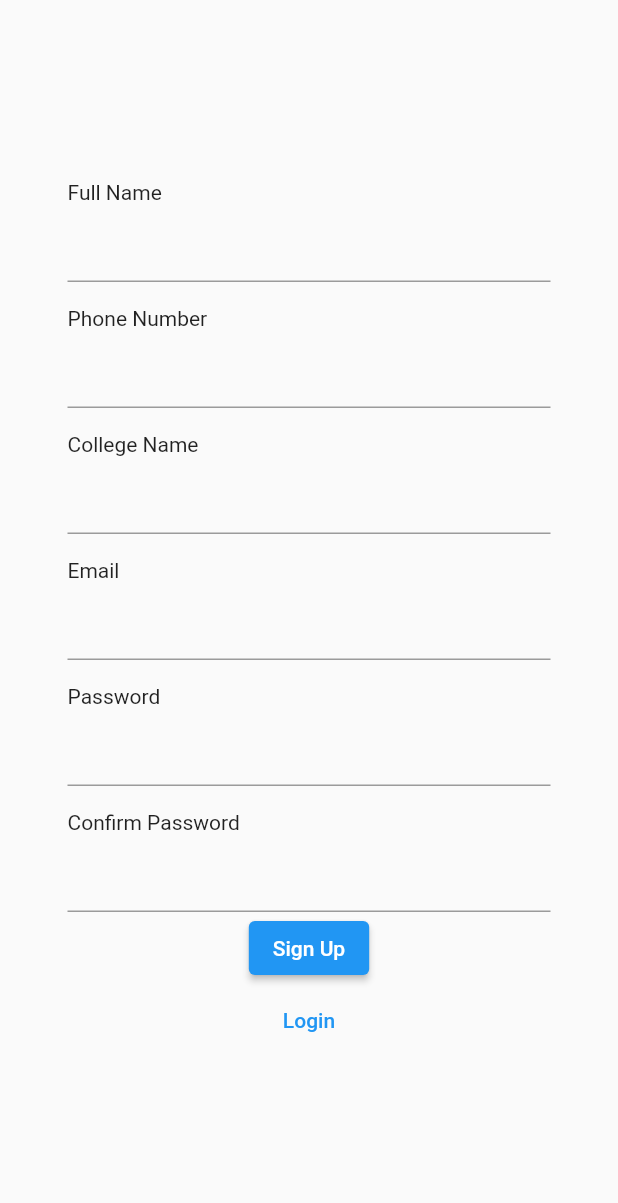
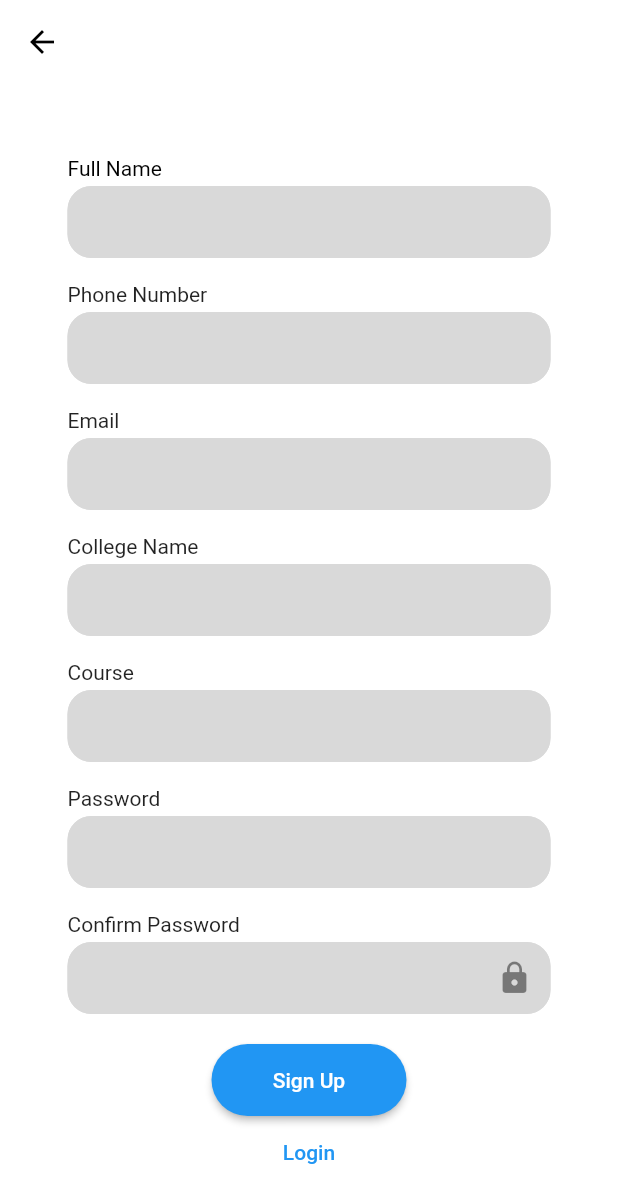
Before and after one commit to Ameen-amn/Attendance-Management, a Flutter app: the screen it shows after launch, after a tap on "Sign Up", on a phone screen of 412 x 824 dp. Shown: the top 1203 px of the screen. Run offline on Flutter 3.47's test engine with Material 2 defaults, Android fonts, the phone set to English and light mode, and no system bars.

Commit message:
textForm

```diff
--- a/attendance/lib/constants.dart
+++ b/attendance/lib/constants.dart
@@ -43,21 +43,18 @@ const ktextFieldDecoration = InputDecoration(
 );
 
 // button Style
-ButtonStyle kButtonStyle =
-    ElevatedButton.styleFrom(fixedSize: const Size(130, 48),
-
-    );
-
-
-
-
-
+ButtonStyle kButtonStyle = ElevatedButton.styleFrom(
+    fixedSize: const Size(130, 48),
+    shape: RoundedRectangleBorder(
+      borderRadius: BorderRadius.circular(30),
+    ));
 
 ButtonStyle kbutton = ButtonStyle(
   fixedSize: MaterialStateProperty.all(
     const Size(130, 42),
   ),
-
 );
 
-//bottom Navigation Bar
+const ktextStyle =  TextStyle(
+  fontSize: 20,
+);
--- a/attendance/lib/main.dart
+++ b/attendance/lib/main.dart
@@ -17,14 +17,23 @@ class MyApp extends StatelessWidget {
     return MaterialApp(
       title: 'Flutter Demo',
       theme: ThemeData(
-        primarySwatch: Colors.blue,
-      ),
+          textTheme: const TextTheme(
+              headline3: TextStyle(
+            color: Colors.black,
+            fontSize: 14,
+          )),
+          scaffoldBackgroundColor: Colors.white,
+          primarySwatch: Colors.blue,
+          iconTheme: const IconThemeData(
+            color: Colors.black,
+            size: 24,
+          )),
       routes: {
         '/': (_) => const LoginScreen(),
-        SignUp.routeName: (_) => const SignUp(),
-        ClassDetails.routeName:(_)=>const ClassDetails(),
-        Subject.routeName:(_)=>const Subject(),
-        HomeScreen.routeName:(_)=>const HomeScreen(),
+        SignUp.routeName: (_) =>  SignUp(),
+        ClassDetails.routeName: (_) => const ClassDetails(),
+        Subject.routeName: (_) => const Subject(),
+        HomeScreen.routeName: (_) => const HomeScreen(),
       },
     );
   }
--- a/attendance/lib/screens/login.dart
+++ b/attendance/lib/screens/login.dart
@@ -12,7 +12,8 @@ class LoginScreen extends StatelessWidget {
   @override
   Widget build(BuildContext context) {
     return Scaffold(
-      body: Padding(
+      body: SafeArea(
+        child: Padding(
           padding: const EdgeInsets.symmetric(horizontal: 45),
           child: Column(
             mainAxisAlignment: MainAxisAlignment.center,
@@ -39,12 +40,18 @@ class LoginScreen extends StatelessWidget {
                 ),
               ),
               Center(
+                  child: Padding(
+                padding: const EdgeInsets.only(
+                  top: 30,
+                  bottom: 20,
+                ),
                 child: ElevatedButton(
-                    style: kbutton,
+                    style: kButtonStyle,
                     onPressed: () {
                       Navigator.of(context).pushNamed(HomeScreen.routeName);
                     },
-                    child: const Text('Login'))),
+                    child: const Text('Login')),
+              )),
               Center(
                 child: TextButton(
                     onPressed: () {
@@ -55,6 +62,7 @@ class LoginScreen extends StatelessWidget {
             ],
           ),
         ),
+      ),
     );
   }
 }
--- a/attendance/lib/screens/signUp.dart
+++ b/attendance/lib/screens/signUp.dart
@@ -1,90 +1,183 @@
-import 'package:attendance/screens/classDetails.dart';
 import 'package:flutter/material.dart';
+import 'package:flutter/services.dart';
 
-class SignUp extends StatelessWidget {
+import '../screens/classDetails.dart';
+import '../constants.dart';
+
+class SignUp extends StatefulWidget {
   static const routeName = '/SignUp';
-  const SignUp({Key? key}) : super(key: key);
+  SignUp({Key? key}) : super(key: key);
+
+  @override
+  State<SignUp> createState() => _SignUpState();
+}
+
+class _SignUpState extends State<SignUp> {
+  final _phoneNoFN = FocusNode();
+
+  final _collegeNameFN = FocusNode();
+
+  final _emailFN = FocusNode();
+
+  final _courseFN = FocusNode();
+
+  final _passwoedFN = FocusNode();
+
+  final _cPasswordFN = FocusNode();
+
+  @override
+  void dispose() {
+    _phoneNoFN.dispose();
+    _collegeNameFN.dispose();
+    _emailFN.dispose();
+    _courseFN.dispose();
+    _passwoedFN.dispose();
+    _cPasswordFN.dispose();
+    super.dispose();
+  }
 
   @override
   Widget build(BuildContext context) {
     return Scaffold(
-      body: Padding(
+      appBar: AppBar(
+        elevation: 0,
+        iconTheme: Theme.of(context).iconTheme,
+        backgroundColor: Theme.of(context).scaffoldBackgroundColor,
+      ),
+      body: SafeArea(
+        child: Padding(
           padding: const EdgeInsets.symmetric(
             horizontal: 45,
           ),
           child: Center(
+            child: Form(
               child: SingleChildScrollView(
                 child: Column(
                   crossAxisAlignment: CrossAxisAlignment.start,
                   mainAxisAlignment: MainAxisAlignment.center,
                   children: [
-                const Padding(
-                  padding: EdgeInsets.only(bottom: 4),
-                  child: Text('Full Name'),
+                    Padding(
+                      padding: const EdgeInsets.only(
+                        bottom: 4,
+                        top: 16,
                       ),
-                const TextField(
-                  decoration: InputDecoration(),
-                  style: TextStyle(
-                    fontSize: 20,
+                      child: Text(
+                        'Full Name',
+                        style: Theme.of(context).textTheme.headline3,
                       ),
+                    ),
+                    TextFormField(
+                      decoration: ktextFieldDecoration,
+                      style: ktextStyle,
+                      textInputAction: TextInputAction.next,
+                      onFieldSubmitted: (_) {
+                        FocusScope.of(context).requestFocus(_phoneNoFN);
+                      },
                     ),
                     const Padding(
                       padding: EdgeInsets.only(bottom: 4, top: 16),
                       child: Text('Phone Number'),
                     ),
-                const TextField(
-                  decoration: InputDecoration(),
-                  style: TextStyle(
-                    fontSize: 20,
+                    TextFormField(
+                      decoration: ktextFieldDecoration,
+                      focusNode: _phoneNoFN,
+                      inputFormatters: <TextInputFormatter>[
+                        FilteringTextInputFormatter.digitsOnly
+                      ],
+                      keyboardType: TextInputType.number,
+                      onFieldSubmitted: (_) {
+                        FocusScope.of(context).requestFocus(_emailFN);
+                      },
+                      textInputAction: TextInputAction.next,
+                      style: ktextStyle,
                     ),
+                    const Padding(
+                      padding: EdgeInsets.only(bottom: 4, top: 16),
+                      child: Text('Email'),
+                    ),
+                    TextFormField(
+                      decoration: ktextFieldDecoration,
+                      focusNode: _emailFN,
+                      keyboardType: TextInputType.emailAddress,
+                      onFieldSubmitted: (_) {
+                        FocusScope.of(context).requestFocus(_collegeNameFN);
+                      },
+                      textInputAction: TextInputAction.next,
+                      style: ktextStyle,
                     ),
                     const Padding(
                       padding: EdgeInsets.only(bottom: 4, top: 16),
                       child: Text('College Name'),
                     ),
-                const TextField(
-                  decoration: InputDecoration(),
-                  style: TextStyle(
-                    fontSize: 20,
-                  ),
+                    TextFormField(
+                      decoration: ktextFieldDecoration,
+                      focusNode: _collegeNameFN,
+                      onFieldSubmitted: (_) {
+                        FocusScope.of(context).requestFocus(_courseFN);
+                      },
+                      textInputAction: TextInputAction.next,
+                      style: ktextStyle,
                     ),
                     const Padding(
                       padding: EdgeInsets.only(bottom: 4, top: 16),
-                  child: Text('Email'),
+                      child: Text('Course'),
                     ),
-                const TextField(
-                  decoration: InputDecoration(),
-                  style: TextStyle(
-                    fontSize: 20,
-                  ),
+                    TextFormField(
+                      decoration: ktextFieldDecoration,
+                      focusNode: _courseFN,
+                      onFieldSubmitted: (_) {
+                        FocusScope.of(context).requestFocus(_passwoedFN);
+                      },
+                      textInputAction: TextInputAction.next,
+                      style: ktextStyle,
                     ),
                     const Padding(
                       padding: EdgeInsets.only(bottom: 4, top: 16),
                       child: Text('Password'),
                     ),
-                const TextField(
-                  decoration: InputDecoration(),
-                  style: TextStyle(
-                    fontSize: 20,
-                  ),
+                    TextFormField(
+                      decoration: ktextFieldDecoration,
+                      focusNode: _passwoedFN,
+                      keyboardType: TextInputType.visiblePassword,
+                      obscureText: true,
+                      onFieldSubmitted: (_) {
+                        FocusScope.of(context).requestFocus(_cPasswordFN);
+                      },
+                      textInputAction: TextInputAction.next,
+                      style: ktextStyle,
                     ),
                     const Padding(
                       padding: EdgeInsets.only(bottom: 4, top: 16),
                       child: Text('Confirm Password'),
                     ),
-                const TextField(
-                  decoration: InputDecoration(),
-                  style: TextStyle(
-                    fontSize: 20,
+                    TextFormField(
+                      decoration: ktextFieldDecoration.copyWith(
+                        suffixIcon: Icon(Icons.lock)
                       ),
+                      focusNode: _cPasswordFN,
+                      keyboardType: TextInputType.visiblePassword,
+                      obscureText: true,
+                      onFieldSubmitted: (_) {
+                        FocusScope.of(context).requestFocus(_phoneNoFN);
+                      },
+                      textInputAction: TextInputAction.done,
+                      style: ktextStyle,
+
                     ),
-                Center(
+                    Padding(
+                      padding: const EdgeInsets.only(
+                        top: 20,
+                      ),
+                      child: Center(
                         child: ElevatedButton(
                           onPressed: () {
-                      Navigator.of(context).pushNamed(ClassDetails.routeName);
+                            Navigator.of(context)
+                                .pushNamed(ClassDetails.routeName);
                           },
+                          style: kButtonStyle,
                           child: const Text(
                             'Sign Up',
+                          ),
                         ),
                       ),
                     ),
@@ -101,6 +194,8 @@ class SignUp extends StatelessWidget {
               ),
             ),
           ),
+        ),
+      ),
     );
   }
 }
--- a/attendance/pubspec.yaml
+++ b/attendance/pubspec.yaml
@@ -34,6 +34,7 @@ dependencies:
   # The following adds the Cupertino Icons font to your application.
   # Use with the CupertinoIcons class for iOS style icons.
   cupertino_icons: ^1.0.2
+  iconify_flutter: ^0.0.4
 
 dev_dependencies:
   flutter_test:
```
Also changed, not shown: attendance/lib/screens/classDetails.dart (+76 -39 lines), attendance/lib/screens/subject.dart (+15 -8 lines). Lines whose indentation alone changed are shown as unchanged.
